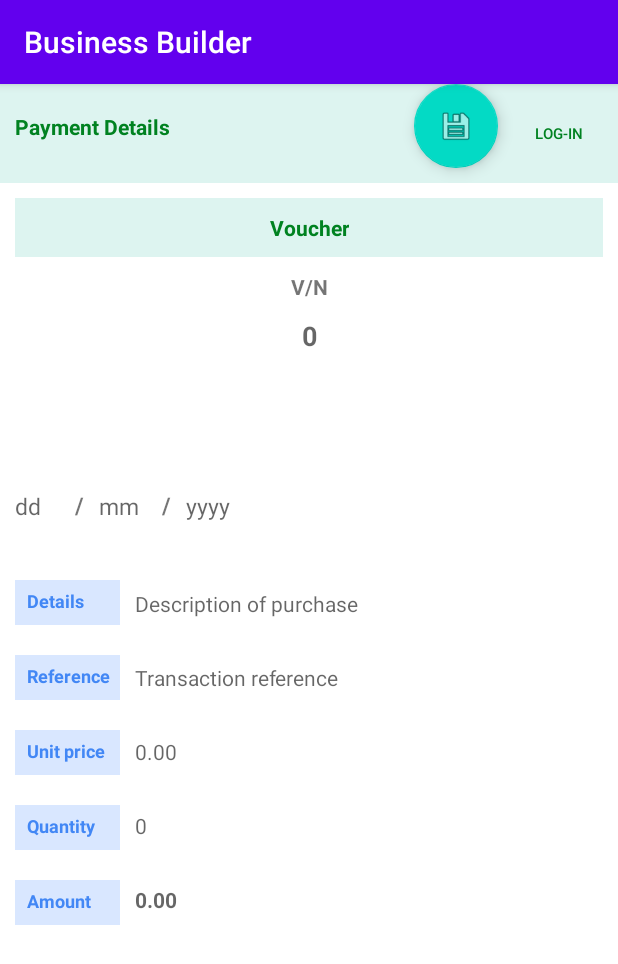
After one commit to MaxxBurn/Business-Builder, an Android app: the Payment screen opened directly, with no data from a screen before it, on a phone screen of 412 x 824 dp. The commit adds this screen. Shown: the top 964 px of the screen. Run offline under Robolectric (Android 15) with nearby library versions, the light colour scheme and no system bars.

Commit message:
Added Login button 6/23/2020

```diff
--- a/app/src/main/AndroidManifest.xml
+++ b/app/src/main/AndroidManifest.xml
@@ -9,7 +9,9 @@
         android:roundIcon="@mipmap/ic_launcher_round"
         android:supportsRtl="true"
         android:theme="@style/AppTheme">
-        <activity android:name=".Invoice"></activity>
+        <activity android:name=".LogInActivity"></activity>
+        <activity android:name=".Payment" />
+        <activity android:name=".Invoice" />
         <activity android:name=".Production" />
         <activity android:name=".AssetRegister" />
         <activity android:name=".Cashbook" />
--- a/app/src/main/java/com/example/businessbuilder/MainActivity.kt
+++ b/app/src/main/java/com/example/businessbuilder/MainActivity.kt
@@ -30,6 +30,11 @@ class MainActivity : AppCompatActivity() {
         button7 = findViewById<ImageButton>(R.id.resources)
         button8 = findViewById<ImageButton>(R.id.executiveRoutine)
 
+        button1.setOnClickListener{
+            val logInMenu = Intent(this, LogInActivity::class.java)
+            startActivity(logInMenu)
+        }
+
         button3.setOnClickListener{
             val firstMenu = Intent(this,DailyTransaction::class.java)
             startActivity(firstMenu)
--- /dev/null
+++ b/app/src/main/java/com/example/businessbuilder/Payment.kt
@@ -0,0 +1,11 @@
+package com.example.businessbuilder
+
+import androidx.appcompat.app.AppCompatActivity
+import android.os.Bundle
+
+class Payment : AppCompatActivity() {
+    override fun onCreate(savedInstanceState: Bundle?) {
+        super.onCreate(savedInstanceState)
+        setContentView(R.layout.activity_payment)
+    }
+}
--- a/app/src/main/res/layout/activity_daily_transaction3.xml
+++ b/app/src/main/res/layout/activity_daily_transaction3.xml
@@ -33,7 +33,7 @@
                     app:layout_constraintTop_toTopOf="parent" />
 
                 <com.google.android.material.floatingactionbutton.FloatingActionButton
-                    android:id="@+id/floatingActionButton"
+                    android:id="@+id/openPayment"
                     android:layout_width="wrap_content"
                     android:layout_height="wrap_content"
                     android:layout_marginRight="10dp"
--- /dev/null
+++ b/app/src/main/res/layout/activity_payment.xml
@@ -0,0 +1,356 @@
+<?xml version="1.0" encoding="utf-8"?>
+<androidx.constraintlayout.widget.ConstraintLayout xmlns:android="http://schemas.android.com/apk/res/android"
+    xmlns:app="http://schemas.android.com/apk/res-auto"
+    xmlns:tools="http://schemas.android.com/tools"
+    android:layout_width="match_parent"
+    android:layout_height="match_parent"
+    android:background="#FFFFFF"
+    tools:context=".Payment">
+
+    <ScrollView
+        android:layout_width="match_parent"
+        android:layout_height="match_parent">
+
+        <LinearLayout
+            android:layout_width="match_parent"
+            android:layout_height="wrap_content"
+            android:orientation="vertical">
+
+            <androidx.constraintlayout.widget.ConstraintLayout
+                android:layout_width="match_parent"
+                android:layout_height="match_parent"
+                android:layout_marginBottom="10dp"
+                android:background="@color/background_thingy_brighter">
+
+                <TextView
+                    android:id="@+id/textView69"
+                    android:layout_width="wrap_content"
+                    android:layout_height="wrap_content"
+                    android:layout_marginLeft="10dp"
+                    android:layout_marginBottom="10dp"
+                    android:text="Payment Details"
+                    android:textColor="@color/FirstItemBackground"
+                    android:textStyle="bold"
+                    app:layout_constraintBottom_toBottomOf="parent"
+                    app:layout_constraintStart_toStartOf="parent"
+                    app:layout_constraintTop_toTopOf="parent" />
+
+                <com.google.android.material.floatingactionbutton.FloatingActionButton
+                    android:id="@+id/floatingActionButton"
+                    android:layout_width="wrap_content"
+                    android:layout_height="wrap_content"
+                    android:layout_marginEnd="80dp"
+                    android:layout_marginBottom="10dp"
+                    android:clickable="true"
+                    app:layout_constraintBottom_toBottomOf="parent"
+                    app:layout_constraintEnd_toEndOf="parent"
+                    app:layout_constraintTop_toTopOf="parent"
+                    app:layout_constraintVertical_bias="1.0"
+                    app:srcCompat="@android:drawable/ic_menu_save" />
+
+                <Button
+                    android:id="@+id/button4"
+                    android:layout_width="60dp"
+                    android:layout_height="40dp"
+                    android:background="@android:color/transparent"
+                    android:text="Log-In"
+                    android:textColor="@color/FirstItemBackground"
+                    android:textSize="10sp"
+                    app:layout_constraintBottom_toBottomOf="parent"
+                    app:layout_constraintEnd_toEndOf="parent"
+                    app:layout_constraintStart_toEndOf="@+id/floatingActionButton"
+                    app:layout_constraintTop_toTopOf="parent" />
+            </androidx.constraintlayout.widget.ConstraintLayout>
+
+            <androidx.constraintlayout.widget.ConstraintLayout
+                android:layout_width="match_parent"
+                android:layout_height="match_parent"
+                android:layout_marginLeft="10dp"
+                android:layout_marginRight="10dp"
+                android:layout_marginBottom="10dp"
+                android:background="@color/background_thingy_brighter"
+                android:paddingBottom="10dp">
+
+                <TextView
+                    android:id="@+id/textView80"
+                    android:layout_width="wrap_content"
+                    android:layout_height="wrap_content"
+                    android:layout_marginTop="10dp"
+                    android:text="Voucher"
+                    android:textAlignment="center"
+                    android:textColor="@color/FirstItemBackground"
+                    android:textStyle="bold"
+                    app:layout_constraintBottom_toBottomOf="parent"
+                    app:layout_constraintEnd_toEndOf="parent"
+                    app:layout_constraintStart_toStartOf="parent"
+                    app:layout_constraintTop_toTopOf="parent" />
+            </androidx.constraintlayout.widget.ConstraintLayout>
+
+            <androidx.constraintlayout.widget.ConstraintLayout
+                android:layout_width="match_parent"
+                android:layout_height="match_parent"
+                android:layout_marginBottom="75dp"
+                android:paddingBottom="5dp">
+
+                <TextView
+                    android:id="@+id/textView81"
+                    android:layout_width="wrap_content"
+                    android:layout_height="wrap_content"
+                    android:text="V/N"
+                    android:textStyle="bold"
+                    app:layout_constraintEnd_toEndOf="parent"
+                    app:layout_constraintStart_toStartOf="parent"
+                    app:layout_constraintTop_toTopOf="parent" />
+
+                <EditText
+                    android:id="@+id/editTextTextPersonName27"
+                    android:layout_width="60dp"
+                    android:layout_height="20dp"
+                    android:layout_marginTop="15dp"
+                    android:background="@android:drawable/screen_background_light_transparent"
+                    android:ems="10"
+                    android:hint="0"
+                    android:inputType="textPersonName"
+                    android:textAlignment="center"
+                    android:textStyle="bold"
+                    app:layout_constraintBottom_toBottomOf="parent"
+                    app:layout_constraintEnd_toEndOf="parent"
+                    app:layout_constraintStart_toStartOf="parent"
+                    app:layout_constraintTop_toBottomOf="@+id/textView81" />
+
+            </androidx.constraintlayout.widget.ConstraintLayout>
+
+            <androidx.constraintlayout.widget.ConstraintLayout
+                android:layout_width="match_parent"
+                android:layout_height="40dp"
+                android:layout_marginBottom="10dp">
+
+                <EditText
+                    android:id="@+id/editTextNumber20"
+                    android:layout_width="40dp"
+                    android:layout_height="50dp"
+                    android:layout_marginLeft="10dp"
+                    android:ems="10"
+                    android:hint="dd"
+                    android:background="@null"
+                    android:inputType="number"
+                    android:textAlignment="textStart"
+                    android:textSize="15sp"
+                    app:layout_constraintBottom_toBottomOf="parent"
+                    app:layout_constraintStart_toStartOf="parent"
+                    app:layout_constraintTop_toTopOf="parent" />
+
+                <EditText
+                    android:id="@+id/editTextNumber29"
+                    android:layout_width="40dp"
+                    android:layout_height="50dp"
+                    android:layout_marginLeft="10dp"
+                    android:background="@null"
+                    android:ems="10"
+                    android:hint="mm"
+                    android:inputType="number"
+                    android:textAlignment="textStart"
+                    android:textSize="15sp"
+                    app:layout_constraintBottom_toBottomOf="parent"
+                    app:layout_constraintStart_toEndOf="@+id/textView82"
+                    app:layout_constraintTop_toTopOf="parent" />
+
+                <TextView
+                    android:id="@+id/textView82"
+                    android:layout_width="wrap_content"
+                    android:layout_height="wrap_content"
+                    android:text="/"
+                    android:textSize="15sp"
+                    android:textStyle="bold"
+                    app:layout_constraintBottom_toBottomOf="parent"
+                    app:layout_constraintStart_toEndOf="@+id/editTextNumber20"
+                    app:layout_constraintTop_toTopOf="parent" />
+
+                <EditText
+                    android:id="@+id/editTextNumber30"
+                    android:layout_width="60dp"
+                    android:layout_height="50dp"
+                    android:layout_marginLeft="10dp"
+                    android:background="@null"
+                    android:ems="10"
+                    android:hint="yyyy"
+                    android:inputType="number"
+                    android:textAlignment="textStart"
+                    android:textSize="15sp"
+                    app:layout_constraintBottom_toBottomOf="parent"
+                    app:layout_constraintStart_toEndOf="@+id/textView83"
+                    app:layout_constraintTop_toTopOf="parent" />
+
+                <TextView
+                    android:id="@+id/textView83"
+                    android:layout_width="wrap_content"
+                    android:layout_height="wrap_content"
+                    android:layout_marginLeft="2dp"
+                    android:text="/"
+                    android:textSize="15sp"
+                    android:textStyle="bold"
+                    app:layout_constraintBottom_toBottomOf="parent"
+                    app:layout_constraintStart_toEndOf="@+id/editTextNumber29"
+                    app:layout_constraintTop_toTopOf="parent" />
+
+            </androidx.constraintlayout.widget.ConstraintLayout>
+
+            <androidx.constraintlayout.widget.ConstraintLayout
+                android:layout_width="match_parent"
+                android:layout_height="280dp">
+
+                <TextView
+                    android:id="@+id/textView84"
+                    android:layout_width="70dp"
+                    android:layout_height="30dp"
+                    android:layout_marginLeft="10dp"
+                    android:layout_marginTop="20dp"
+                    android:background="#d9e7ff"
+                    android:paddingLeft="8dp"
+                    android:paddingTop="5dp"
+                    android:text="Details"
+                    android:textColor="#4287f5"
+                    android:textSize="12sp"
+                    android:textStyle="bold"
+                    app:layout_constraintStart_toStartOf="parent"
+                    app:layout_constraintTop_toTopOf="parent" />
+
+                <EditText
+                    android:id="@+id/editTextTextPersonName29"
+                    android:layout_width="wrap_content"
+                    android:layout_height="wrap_content"
+                    android:layout_marginLeft="10dp"
+                    android:layout_marginTop="26dp"
+                    android:background="@null"
+                    android:ems="10"
+                    android:hint="Description of purchase"
+                    android:inputType="textPersonName"
+                    android:textSize="14sp"
+                    app:layout_constraintStart_toEndOf="@+id/textView84"
+                    app:layout_constraintTop_toTopOf="parent" />
+
+                <TextView
+                    android:id="@+id/textView85"
+                    android:layout_width="70dp"
+                    android:layout_height="30dp"
+                    android:layout_marginLeft="10dp"
+                    android:layout_marginTop="20dp"
+                    android:background="@color/text_background_blue"
+                    android:paddingLeft="8dp"
+                    android:paddingTop="5dp"
+                    android:text="Reference"
+                    android:textColor="@color/text_color_in_blue_background"
+                    android:textSize="12sp"
+                    android:textStyle="bold"
+                    app:layout_constraintStart_toStartOf="parent"
+                    app:layout_constraintTop_toBottomOf="@+id/textView84" />
+
+                <EditText
+                    android:id="@+id/editTextTextPersonName41"
+                    android:layout_width="wrap_content"
+                    android:layout_height="wrap_content"
+                    android:layout_marginLeft="10dp"
+                    android:layout_marginTop="30dp"
+                    android:background="@null"
+                    android:ems="10"
+                    android:hint="Transaction reference"
+                    android:inputType="textPersonName"
+                    android:textSize="14sp"
+                    app:layout_constraintStart_toEndOf="@+id/textView85"
+                    app:layout_constraintTop_toBottomOf="@+id/editTextTextPersonName29" />
+
+                <TextView
+                    android:id="@+id/textView86"
+                    android:layout_width="70dp"
+                    android:layout_height="30dp"
+                    android:layout_marginLeft="10dp"
+                    android:layout_marginTop="20dp"
+                    android:background="@color/text_background_blue"
+                    android:paddingLeft="8dp"
+                    android:paddingTop="5dp"
+                    android:text="Unit price"
+                    android:textColor="@color/text_color_in_blue_background"
+                    android:textSize="12sp"
+                    android:textStyle="bold"
+                    app:layout_constraintStart_toStartOf="parent"
+                    app:layout_constraintTop_toBottomOf="@+id/textView85" />
+
+                <EditText
+                    android:id="@+id/editTextTextPersonName42"
+                    android:layout_width="wrap_content"
+                    android:layout_height="wrap_content"
+                    android:layout_marginLeft="10dp"
+                    android:layout_marginTop="30dp"
+                    android:background="@null"
+                    android:ems="10"
+                    android:hint="0.00"
+                    android:inputType="textPersonName"
+                    android:textSize="14sp"
+                    app:layout_constraintStart_toEndOf="@+id/textView86"
+                    app:layout_constraintTop_toBottomOf="@+id/editTextTextPersonName41" />
+
+                <TextView
+                    android:id="@+id/textView87"
+                    android:layout_width="70dp"
+                    android:layout_height="30dp"
+                    android:layout_marginLeft="10dp"
+                    android:layout_marginTop="20dp"
+                    android:background="@color/text_background_blue"
+                    android:paddingLeft="8dp"
+                    android:paddingTop="5dp"
+                    android:text="Quantity"
+                    android:textColor="@color/text_color_in_blue_background"
+                    android:textSize="12sp"
+                    android:textStyle="bold"
+                    app:layout_constraintStart_toStartOf="parent"
+                    app:layout_constraintTop_toBottomOf="@+id/textView86" />
+
+                <EditText
+                    android:id="@+id/editTextTextPersonName43"
+                    android:layout_width="wrap_content"
+                    android:layout_height="wrap_content"
+                    android:layout_marginLeft="10dp"
+                    android:layout_marginTop="30dp"
+                    android:background="@null"
+                    android:ems="10"
+                    android:hint="0"
+                    android:inputType="textPersonName"
+                    android:textSize="14sp"
+                    app:layout_constraintStart_toEndOf="@+id/textView87"
+                    app:layout_constraintTop_toBottomOf="@+id/editTextTextPersonName42" />
+
+                <TextView
+                    android:id="@+id/textView88"
+                    android:layout_width="70dp"
+                    android:layout_height="30dp"
+                    android:layout_marginLeft="10dp"
+                    android:layout_marginTop="20dp"
+                    android:background="@color/text_background_blue"
+                    android:paddingLeft="8dp"
+                    android:paddingTop="5dp"
+                    android:text="Amount"
+                    android:textColor="@color/text_color_in_blue_background"
+                    android:textSize="12sp"
+                    android:textStyle="bold"
+                    app:layout_constraintStart_toStartOf="parent"
+                    app:layout_constraintTop_toBottomOf="@+id/textView87" />
+
+                <EditText
+                    android:id="@+id/editTextTextPersonName44"
+                    android:layout_width="wrap_content"
+                    android:layout_height="wrap_content"
+                    android:layout_marginLeft="10dp"
+                    android:layout_marginTop="30dp"
+                    android:background="@null"
+                    android:ems="10"
+                    android:hint="0.00"
+                    android:inputType="textPersonName"
+                    android:textSize="14sp"
+                    android:textStyle="bold"
+                    app:layout_constraintStart_toEndOf="@+id/textView88"
+                    app:layout_constraintTop_toBottomOf="@+id/editTextTextPersonName43" />
+            </androidx.constraintlayout.widget.ConstraintLayout>
+
+        </LinearLayout>
+    </ScrollView>
+</androidx.constraintlayout.widget.ConstraintLayout>
--- a/app/src/main/res/values/colors.xml
+++ b/app/src/main/res/values/colors.xml
@@ -10,4 +10,6 @@
     <color name="GridColor">#ffffff</color>
     <color name="Background_Thingy">#baf5ea</color>
     <color name="background_thingy_brighter">#FFDDF4F0</color>
+    <color name="text_background_blue">#d9e7ff</color>
+    <color name="text_color_in_blue_background">#4287f5</color>
 </resources>
```
Also changed, not shown: app/src/main/java/com/example/businessbuilder/DailyTransaction3.kt (+11 -0 lines), app/src/main/java/com/example/businessbuilder/LogInActivity.kt (added, +13 -0 lines), app/src/main/res/layout/activity_log_in.xml (added, +173 -0 lines).
